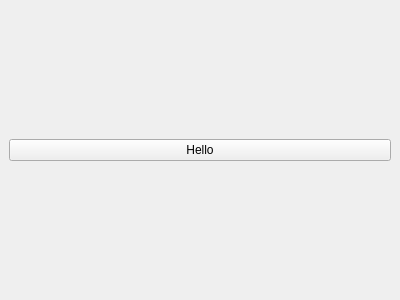
Qt form sr_gui_manipulation/ui/SrGuiManipulation.ui (TezChan/sr-manipulation) before a commit.
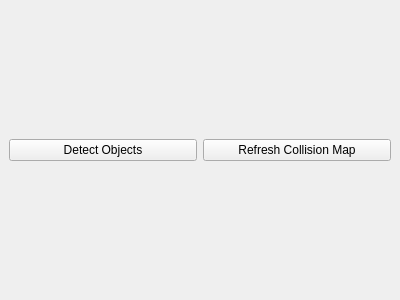
The same form after that commit.

Commit message: Wire up detect_objects call, no UI yet.

```diff
--- a/sr_gui_manipulation/ui/SrGuiManipulation.ui
+++ b/sr_gui_manipulation/ui/SrGuiManipulation.ui
@@ -16,11 +16,22 @@
   <widget class="QWidget" name="contents">
    <layout class="QVBoxLayout" name="verticalLayout">
     <item>
-     <widget class="QPushButton" name="pushButton">
+     <layout class="QHBoxLayout" name="horizontalLayout">
+      <item>
+       <widget class="QPushButton" name="btn_detect_objects">
       <property name="text">
-       <string>Hello</string>
-      </property>
-     </widget>
+         <string>Detect Objects</string>
+        </property>
+       </widget>
+      </item>
+      <item>
+       <widget class="QPushButton" name="btn_collision_map">
+        <property name="text">
+         <string>Refresh Collision Map</string>
+        </property>
+       </widget>
+      </item>
+     </layout>
     </item>
    </layout>
   </widget>
```
Lines whose indentation alone changed are shown as unchanged. The commit also changes 2 other files.
